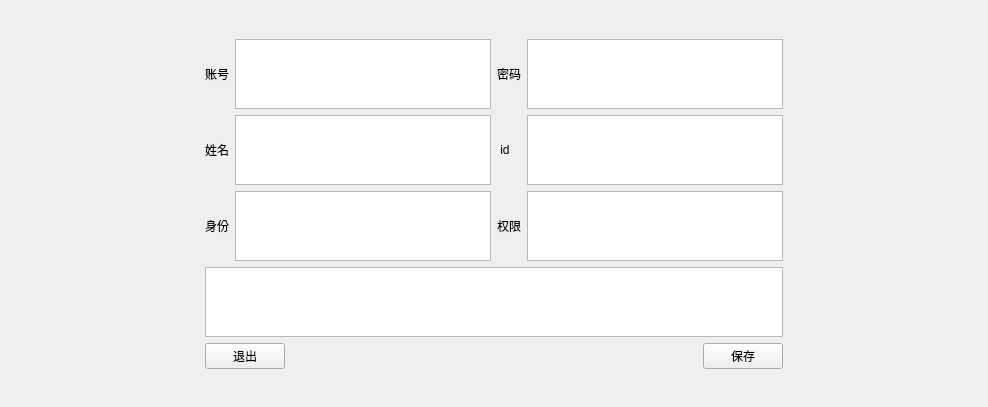
Above: class/图书管理系统3/修改信息界面.ui from QLluck/python before the change. Below: the same form after it.
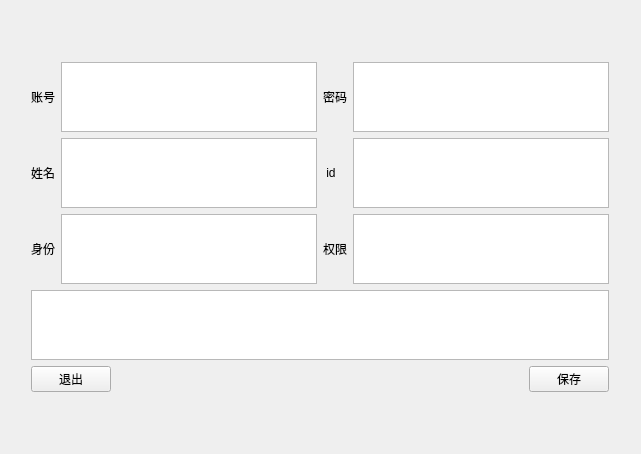
That is the form after the change.

What changed in the file:
```diff
--- a/class/图书管理系统3/修改信息界面.ui
+++ b/class/图书管理系统3/修改信息界面.ui
@@ -6,8 +6,8 @@
    <rect>
     <x>0</x>
     <y>0</y>
-    <width>988</width>
-    <height>407</height>
+    <width>641</width>
+    <height>454</height>
    </rect>
   </property>
   <property name="windowTitle">
```
